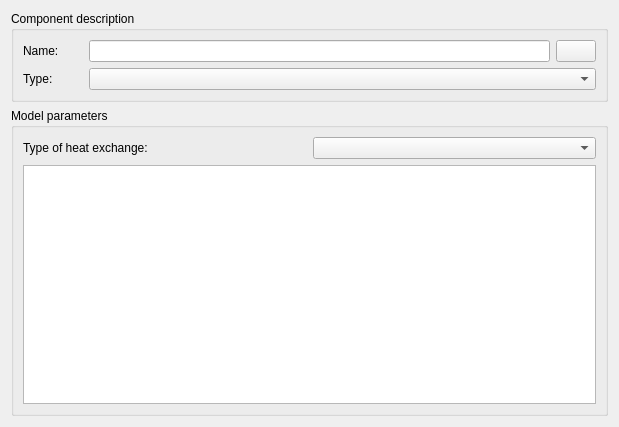
First picture: the form in SIM-VICUS/src/SVDBNetworkComponentEditWidget.ui, repository ghorwin/SIM-VICUS, before the edit.
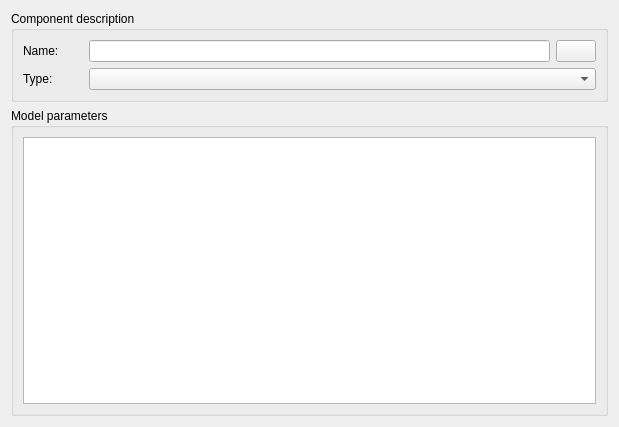
Second picture: the form after the edit. Custom widgets are drawn as their Qt base class.

Commit message: move all heat exchange properties from HydraulicNetworkComponent and Element to new NANDRAD::HydraulicNetworkHeatExchange

Patch:
```diff
--- a/SIM-VICUS/src/SVDBNetworkComponentEditWidget.ui
+++ b/SIM-VICUS/src/SVDBNetworkComponentEditWidget.ui
@@ -72,20 +72,6 @@
       <string>Model parameters</string>
      </property>
      <layout class="QVBoxLayout" name="verticalLayout_2">
-      <item>
-       <layout class="QHBoxLayout" name="horizontalLayout">
-        <item>
-         <widget class="QLabel" name="label">
-          <property name="text">
-           <string>Type of heat exchange:</string>
-          </property>
-         </widget>
-        </item>
-        <item>
-         <widget class="QComboBox" name="comboBoxHeatExchangeType"/>
-        </item>
-       </layout>
-      </item>
       <item>
        <widget class="QTableWidget" name="tableWidgetParameters"/>
       </item>
```
The commit also changes 26 other files.
